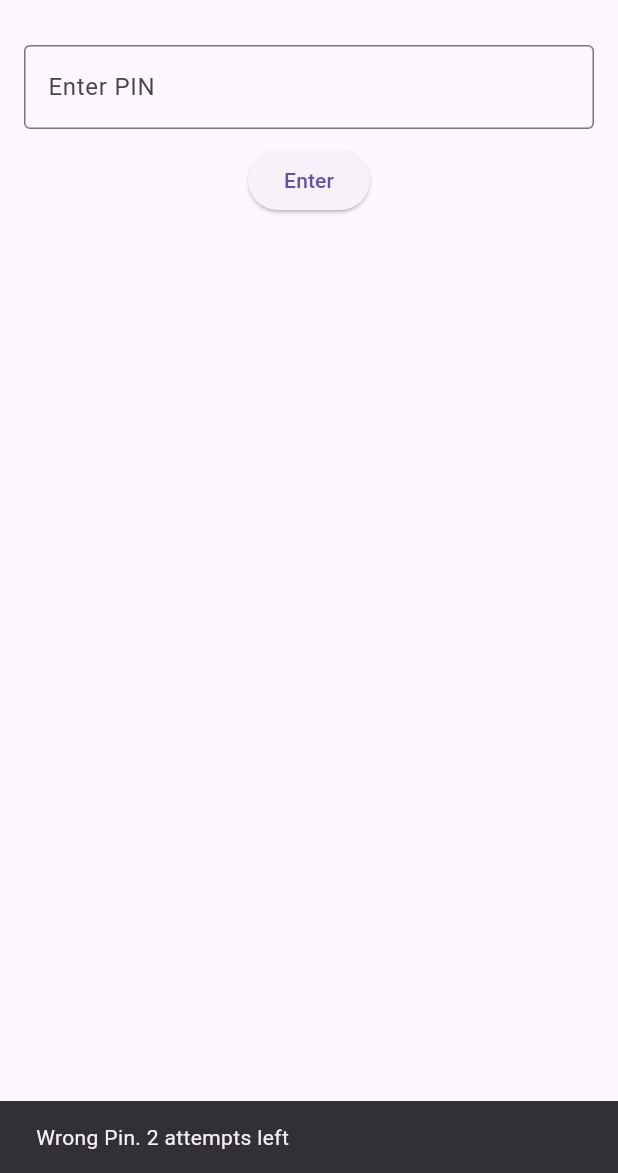
After one commit to ciit-thedannified/cs319_dart_playground, a Flutter app: the screen it shows after launch, after a tap on "Enter", on a phone screen of 412 x 824 dp, the part 63-1236 px from its top. The commit adds this screen. Run offline on Flutter 3.47's test engine with Material 3 defaults, Android fonts, the phone set to English and light mode, and no system bars.

Commit message:
Separated withdraw_cash feature into it's own file

```diff
--- /dev/null
+++ b/lib/withdraw_cash.dart
@@ -0,0 +1,129 @@
+import 'package:flutter/material.dart';
+import 'dart:io';  // For exiting the app
+
+class WithdrawCash extends StatefulWidget {
+  @override
+  _WithdrawCashState createState() => _WithdrawCashState();
+}
+
+class _WithdrawCashState extends State<WithdrawCash> {
+  final TextEditingController _pinController = TextEditingController();
+  final TextEditingController _amountController = TextEditingController();
+  int _failedAttempts = 0;
+  final String _correctPin = "1234"; // Example correct pin
+  bool _isPinCorrect = false; // Track if PIN is correct
+  double _balance = 1000; // Example starting balance
+
+  void _checkPin() {
+    if (_pinController.text == _correctPin) {
+      // PIN is correct, show the "Withdraw Cash" section
+      setState(() {
+        _isPinCorrect = true;
+      });
+      ScaffoldMessenger.of(context).showSnackBar(
+        SnackBar(content: Text('Pin Correct. Proceeding to withdraw...'))
+      );
+    } else {
+      // Increment failed attempts and show error
+      _failedAttempts++;
+      if (_failedAttempts >= 3) {
+        exit(0); // Exit the app after 3 failed attempts
+      } else {
+        ScaffoldMessenger.of(context).showSnackBar(
+          SnackBar(content: Text('Wrong Pin. ${3 - _failedAttempts} attempts left'))
+        );
+      }
+    }
+    _pinController.clear(); // Clear input after each attempt
+  }
+
+  void _withdrawCash() {
+    double amount = double.tryParse(_amountController.text) ?? 0;
+    if (amount <= 0) {
+      ScaffoldMessenger.of(context).showSnackBar(
+        SnackBar(content: Text('Please enter a valid amount.'))
+      );
+      return;
+    }
+
+    if (amount > _balance) {
+      ScaffoldMessenger.of(context).showSnackBar(
+        SnackBar(content: Text('Insufficient funds. Current balance: $_balance'))
+      );
+      return;
+    }
+
+    // Deduct the amount from balance
+    setState(() {
+      _balance -= amount;
+    });
+
+    ScaffoldMessenger.of(context).showSnackBar(
+      SnackBar(content: Text('Withdrawal successful. Remaining balance: $_balance'))
+    );
+    _amountController.clear(); // Clear the amount input after successful withdrawal
+  }
+
+  @override
+  Widget build(BuildContext context) {
+    return Scaffold(
+      appBar: AppBar(
+        title: Text('ATM Withdraw'),
+      ),
+      body: Padding(
+        padding: const EdgeInsets.all(16.0),
+        child: Column(
+          children: [
+            if (!_isPinCorrect) ...[
+              TextField(
+                controller: _pinController,
+                decoration: InputDecoration(
+                  labelText: 'Enter PIN',
+                  border: OutlineInputBorder(),
+                ),
+                obscureText: true,
+              ),
+              SizedBox(height: 10),
+              ElevatedButton(
+                onPressed: _checkPin,
+                child: Text('Enter'),
+              ),
+            ] else ...[
+              Card(
+                elevation: 5,
+                child: Padding(
+                  padding: const EdgeInsets.all(16.0),
+                  child: Column(
+                    children: [
+                      Text(
+                        'Withdraw Cash',
+                        style: TextStyle(fontSize: 24),
+                      ),
+                      SizedBox(height: 10),
+                      Text('Select an amount to withdraw'),
+                      TextField(
+                        controller: _amountController,
+                        decoration: InputDecoration(
+                          labelText: 'Enter amount',
+                          border: OutlineInputBorder(),
+                        ),
+                        keyboardType: TextInputType.number,
+                      ),
+                      SizedBox(height: 10),
+                      ElevatedButton(
+                        onPressed: _withdrawCash,
+                        child: Text('Withdraw'),
+                      ),
+                      SizedBox(height: 10),
+                      Text('Current Balance: \$$_balance'),
+                    ],
+                  ),
+                ),
+              ),
+            ],
+          ],
+        ),
+      ),
+    );
+  }
+}
```
Also changed, not shown: lib/main.dart (+10 -133 lines).
